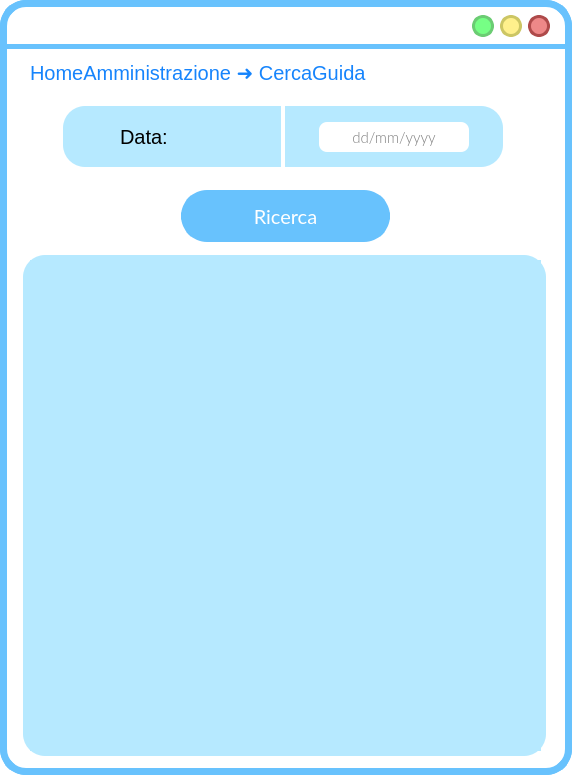
The window that ui/VistaCercaGuida(2in1).ui (SbattellaMattia/SoftwareEngineering) describes before a commit, drawn with Qt 5.
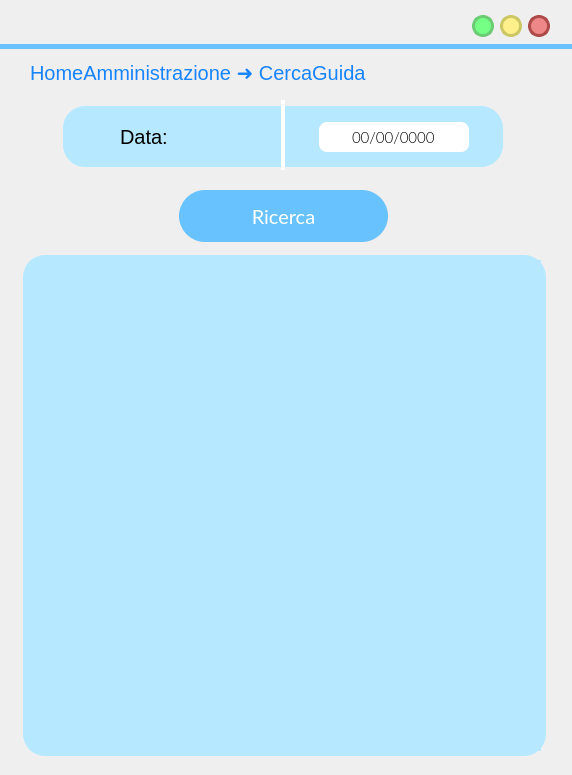
The same window after the commit. Icons and pictures are not drawn.

What changed in the file:
```diff
--- a/ui/VistaCercaGuida(2in1).ui
+++ b/ui/VistaCercaGuida(2in1).ui
@@ -14,17 +14,7 @@
    <string>MainWindow</string>
   </property>
   <property name="styleSheet">
-   <string notr="true">QWidget{
-background:rgb(255, 255, 255);
-border-radius:26px;
-border-color:rgb(104, 194, 253);
-border-style: solid;
-border-width:7;
-}
-QLabel{
-border-width:0;
-font: 18pt &quot;Lato Light&quot;;
-}</string>
+   <string notr="true"/>
   </property>
   <widget class="QWidget" name="centralwidget">
    <widget class="QLabel" name="label">
@@ -473,8 +463,11 @@
 border-width:3;
 }</string>
     </property>
+    <property name="inputMask">
+     <string>00/00/0000;0</string>
+    </property>
     <property name="text">
-     <string/>
+     <string>//</string>
     </property>
     <property name="alignment">
      <set>Qt::AlignCenter</set>
@@ -533,7 +526,7 @@
    <widget class="QPushButton" name="ricercaButton">
     <property name="geometry">
      <rect>
-      <x>181</x>
+      <x>179</x>
       <y>190</y>
       <width>209</width>
       <height>52</height>
@@ -625,10 +618,10 @@
    <widget class="QLabel" name="frecciaSxLabel">
     <property name="geometry">
      <rect>
-      <x>75</x>
-      <y>180</y>
-      <width>81</width>
-      <height>71</height>
+      <x>68</x>
+      <y>187</y>
+      <width>54</width>
+      <height>54</height>
      </rect>
     </property>
     <property name="cursor">
@@ -653,10 +646,10 @@
    <widget class="QLabel" name="frecciaDxLabel">
     <property name="geometry">
      <rect>
-      <x>415</x>
-      <y>180</y>
-      <width>81</width>
-      <height>71</height>
+      <x>447</x>
+      <y>187</y>
+      <width>54</width>
+      <height>54</height>
      </rect>
     </property>
     <property name="cursor">
```
Left out of the diff: 4 changed lines with no effect on the pictures.
